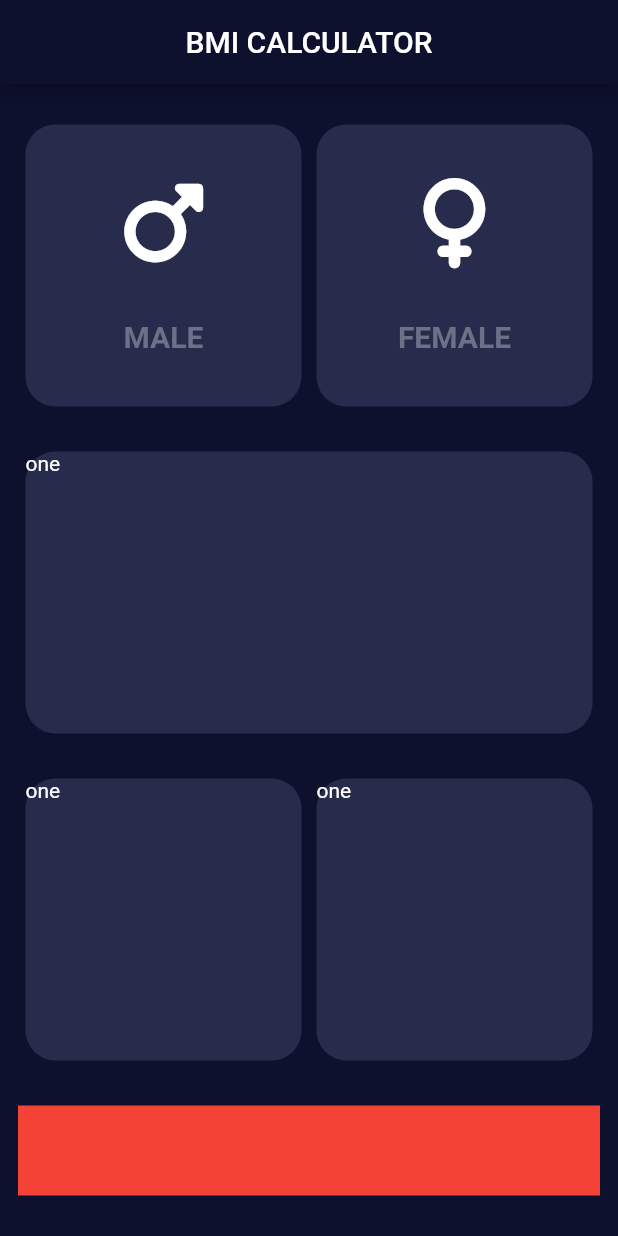
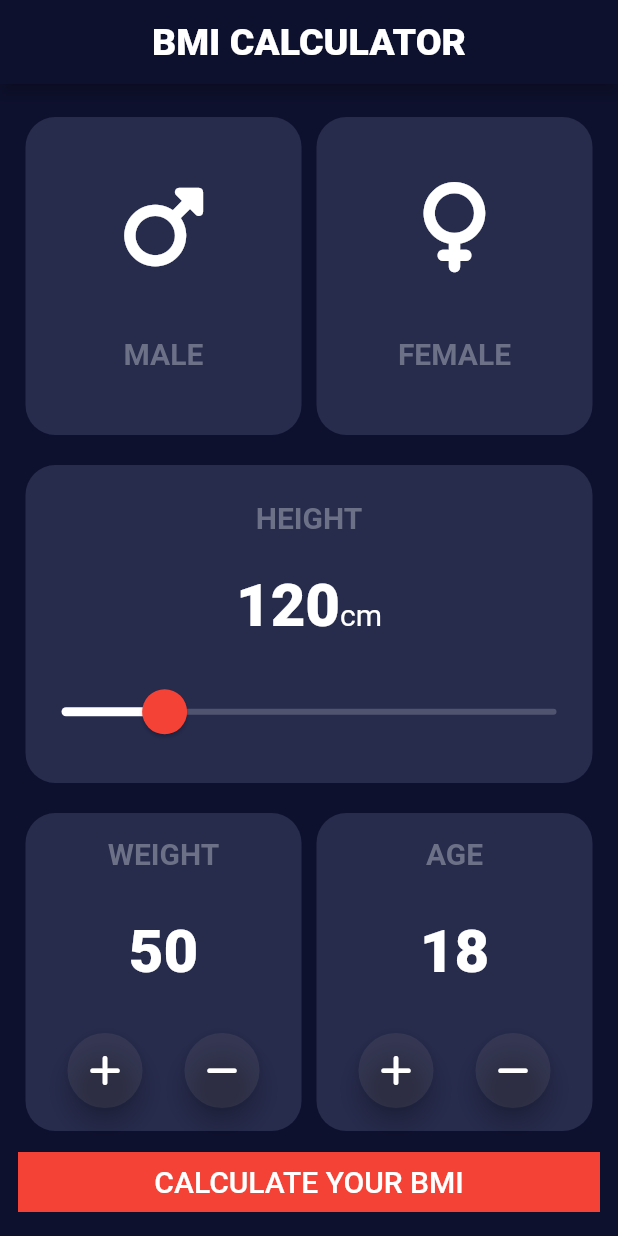
Before and after one commit to henry-dura/BMI-Calculator, a Flutter app: the screen it shows after launch, on a phone screen of 412 x 824 dp. Run offline on Flutter 3.47's test engine with Material 2 defaults, Android fonts, the light colour scheme and no system bars; our stand-ins replace font_awesome_flutter.

Commit message:
home page UI design achieved

```diff
--- /dev/null
+++ b/lib/constants.dart
@@ -0,0 +1,17 @@
+import 'package:flutter/material.dart';
+
+const kAppBarText= TextStyle(
+  fontSize: 25,
+  fontWeight: FontWeight.w900,
+);
+
+const kSmallTextStyle = TextStyle(
+  fontSize: 20,
+  fontWeight: FontWeight.w600,
+  color: Color(0xFF6D7187),
+);
+
+const kBigTextStyle = TextStyle(
+  fontSize: 40,
+  fontWeight: FontWeight.w900,
+);
--- /dev/null
+++ b/lib/container_contents.dart
@@ -0,0 +1,62 @@
+import 'package:flutter/material.dart';
+import 'customized_button.dart';
+import 'constants.dart';
+import 'package:font_awesome_flutter/font_awesome_flutter.dart';
+
+class FirstContainerContent extends StatelessWidget {
+  const FirstContainerContent(
+      {super.key, required this.iconName, required this.gender});
+  final IconData iconName;
+  final String gender;
+
+  @override
+  Widget build(BuildContext context) {
+    return Column(
+      mainAxisAlignment: MainAxisAlignment.spaceEvenly,
+      crossAxisAlignment: CrossAxisAlignment.center,
+      children: [
+        FaIcon(
+          iconName,
+          size: 60,
+        ),
+        Text(gender, style: kSmallTextStyle)
+      ],
+    );
+  }
+}
+
+
+class SecondContainerContent extends StatelessWidget {
+  const SecondContainerContent({
+    super.key,
+    required this.value,
+    required this.heading,
+  });
+
+  final int value;
+  final String heading;
+
+  @override
+  Widget build(BuildContext context) {
+    return Column(
+      mainAxisAlignment: MainAxisAlignment.spaceAround,
+      children: [
+        Text(
+          heading,
+          style: kSmallTextStyle,
+        ),
+        Text(
+          value.toString(),
+          style: kBigTextStyle,
+        ),
+        const Row(
+          mainAxisAlignment: MainAxisAlignment.spaceEvenly,
+          children: [
+            CustomButton(icon: FontAwesomeIcons.plus,),
+            CustomButton(icon: FontAwesomeIcons.minus,)
+          ],
+        )
+      ],
+    );
+  }
+}
--- /dev/null
+++ b/lib/customized_button.dart
@@ -0,0 +1,26 @@
+import 'package:flutter/material.dart';
+import 'package:font_awesome_flutter/font_awesome_flutter.dart';
+
+
+class CustomButton extends StatelessWidget {
+  const CustomButton({
+    super.key,
+    required this.icon,
+  });
+  final IconData icon;
+
+  @override
+  Widget build(BuildContext context) {
+    return RawMaterialButton(
+      onPressed: () {},
+      elevation: 6,
+      fillColor: Colors.grey.withOpacity(0.12),
+      constraints: const BoxConstraints.tightFor(
+        width: 50.0,
+        height: 50.0,
+      ),
+      shape: CircleBorder(),
+      child: FaIcon(icon),
+    );
+  }
+}
--- a/lib/home_page.dart
+++ b/lib/home_page.dart
@@ -1,15 +1,20 @@
 import 'package:flutter/material.dart';
 import 'reusable_container.dart';
 import 'package:font_awesome_flutter/font_awesome_flutter.dart';
+import 'constants.dart';
+import 'container_contents.dart';
 
 class HomePage extends StatefulWidget {
   const HomePage({Key? key}) : super(key: key);
-
   @override
   State<HomePage> createState() => _HomePageState();
 }
 
 class _HomePageState extends State<HomePage> {
+  int height = 120;
+  int weight = 50;
+  int age = 18;
+
   @override
   Widget build(BuildContext context) {
     return Column(
@@ -20,70 +25,83 @@ class _HomePageState extends State<HomePage> {
             crossAxisAlignment: CrossAxisAlignment.stretch,
             children: [
               ReusableContainer(
-                content: Column(
-                  mainAxisAlignment: MainAxisAlignment.spaceEvenly,
-                  crossAxisAlignment: CrossAxisAlignment.center,
-                  children: [
-                    FaIcon(
-                      FontAwesomeIcons.mars,
-                      size: 60,
-                    ),
-                    Text(
-                      'MALE',
-                      style: TextStyle(
-                          fontSize: 20,
-                          fontWeight: FontWeight.w600,
-                          color: Color(0xFF6D7187)),
-                    )
+                  content: FirstContainerContent(
+                      iconName: FontAwesomeIcons.mars, gender: 'MALE')),
+              ReusableContainer(
+                  content: FirstContainerContent(
+                      iconName: FontAwesomeIcons.venus, gender: 'FEMALE'))
             ],
           ),
         ),
         ReusableContainer(
           content: Column(
             mainAxisAlignment: MainAxisAlignment.spaceEvenly,
-                  crossAxisAlignment: CrossAxisAlignment.center,
             children: [
-                    FaIcon(
-                      FontAwesomeIcons.venus,
-                      size: 60,
+              const Text(
+                'HEIGHT',
+                style: kSmallTextStyle,
               ),
-                    Text(
-                      'FEMALE',
-                      style: TextStyle(
-                          fontSize: 20,
-                          fontWeight: FontWeight.w600,
-                          color: Color(0xFF6D7187)),
+              Row(
+                mainAxisAlignment: MainAxisAlignment.center,
+                crossAxisAlignment: CrossAxisAlignment.baseline,
+                textBaseline: TextBaseline.alphabetic,
+                children: [
+                  Text(height.toString(), style: kBigTextStyle),
+                  const Text(
+                    'cm',
+                    style: TextStyle(fontSize: 20),
                   )
                 ],
+              ),
+              SliderTheme(
+                data: SliderThemeData(
+                    thumbColor: Colors.red,
+                    activeTrackColor: Colors.white,
+                    inactiveTrackColor: const Color(0x57A0A2B2),
+                    thumbShape:
+                        const RoundSliderThumbShape(enabledThumbRadius: 15),
+                    overlayColor: Colors.red.withOpacity(0.22)),
+                child: Slider.adaptive(
+                  value: height.toDouble(),
+                  max: 500,
+                  min: 20,
+                  // divisions: 10,
+                  onChanged: (double val) => setState(() {
+                    height = val.toInt();
+                  }),
                 ),
               )
             ],
           ),
         ),
-        const ReusableContainer(
-          content: Text('one'),
-        ),
-        const Expanded(
+        Expanded(
           child: Row(
             crossAxisAlignment: CrossAxisAlignment.stretch,
             children: [
               ReusableContainer(
-                content: Text('one'),
+                content:
+                    SecondContainerContent(heading: 'WEIGHT', value: weight),
               ),
               ReusableContainer(
-                content: Text('one'),
+                content: SecondContainerContent(heading: 'AGE', value: age),
               )
             ],
           ),
         ),
-        Container(
-          width: double.infinity,
-          height: 60,
-          margin: const EdgeInsets.symmetric(
-            vertical: 15,
+        FilledButtonTheme(
+          data: const FilledButtonThemeData(
+              style: ButtonStyle(
+                  backgroundColor: MaterialStatePropertyAll<Color>(Colors.red),
+                  shape: MaterialStatePropertyAll(RoundedRectangleBorder(
+                      borderRadius: BorderRadius.zero)))),
+          child: FilledButton(
+              onPressed: () {print('calculated');},
+              child: const Text(
+                'CALCULATE YOUR BMI',
+                style: TextStyle(fontSize: 20),
+              )),
         ),
-          color: Colors.red,
-        ),
+
       ],
     );
   }
--- a/lib/main.dart
+++ b/lib/main.dart
@@ -1,3 +1,4 @@
+import 'constants.dart';
 import 'package:flutter/material.dart';
 import 'home_page.dart';
 
@@ -21,7 +22,7 @@ class MyApp extends StatelessWidget {
       home: SafeArea(
           child: Scaffold(
             appBar: AppBar(
-              title: Text('BMI CALCULATOR'),
+              title: Text('BMI CALCULATOR',style: kAppBarText,),
               centerTitle: true,
             ),
             body: Padding(
--- a/lib/reusable_container.dart
+++ b/lib/reusable_container.dart
@@ -12,7 +12,8 @@ class ReusableContainer extends StatelessWidget {
     return Expanded(
       child: Container(
         child: content,
-        margin: const EdgeInsets.symmetric(vertical: 15,horizontal: 5),
+        // padding: EdgeInsets.symmetric(vertical:2),
+        margin: const EdgeInsets.symmetric(vertical: 10,horizontal: 5),
         decoration: BoxDecoration(
           color: Theme.of(context).primaryColor,
           borderRadius: BorderRadius.circular(
```
Lines whose indentation alone changed are shown as unchanged.
